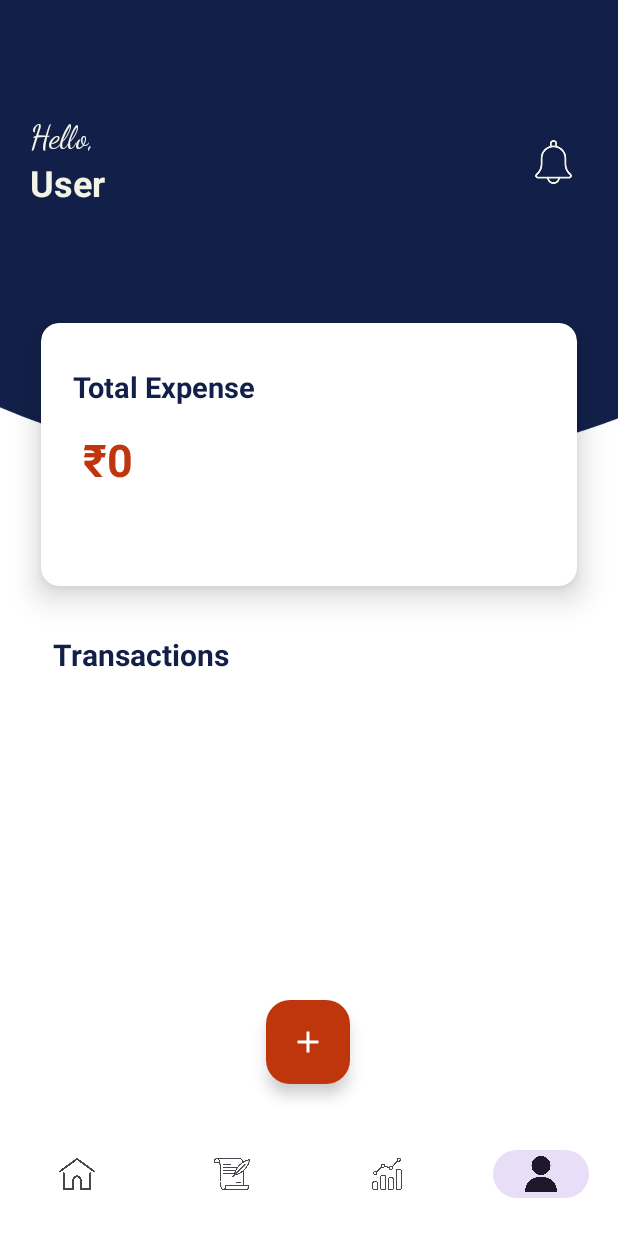
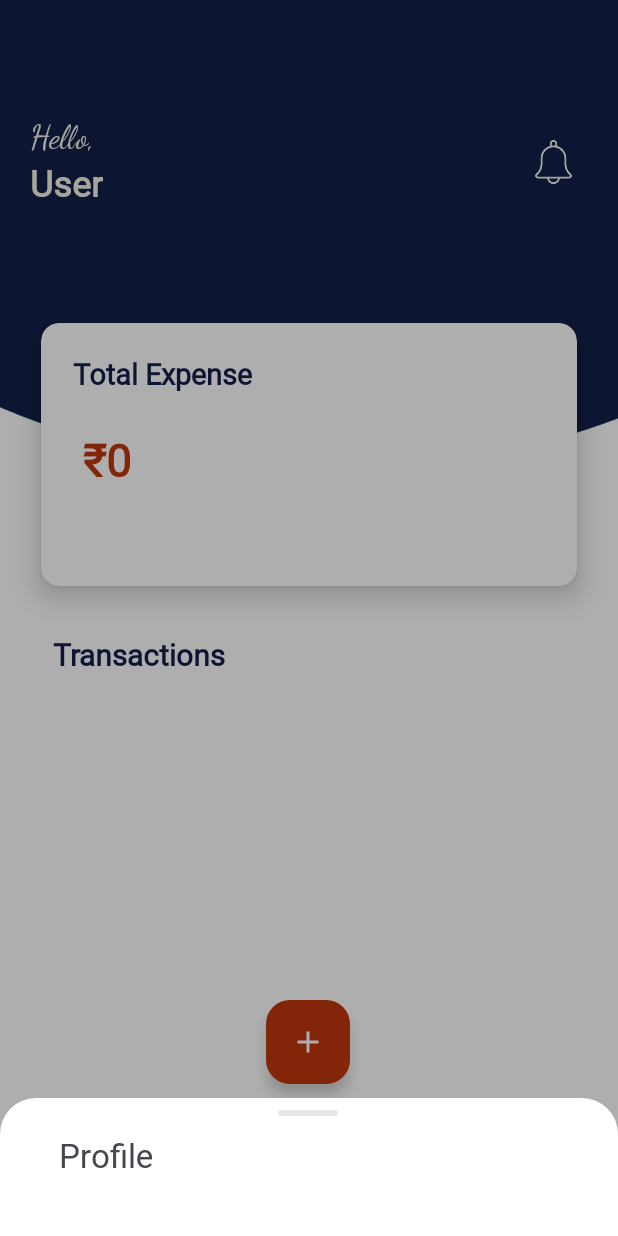
Before and after one commit to harpreet-03/MyBudget, an Android app: the HomeDashBoard screen opened directly, with no data from a screen before it, item 4 of the bottom bar chosen, on a phone screen of 412 x 824 dp. Run offline under Robolectric (Android 15) with nearby library versions, the phone set to English and light mode, and no system bars.

Commit message:
Updated font style

```diff
--- a/app/src/main/java/com/example/mybudget/HomeDashBoard.kt
+++ b/app/src/main/java/com/example/mybudget/HomeDashBoard.kt
@@ -84,7 +84,8 @@ class HomeDashBoard : AppCompatActivity() {
                 }
                 R.id.nav_profile -> {
                     // TODO: Add Profile activity if needed
-                    Toast.makeText(this, "Profile Updating soon!", Toast.LENGTH_SHORT).show()
+                    val bottomSheet = ProfileBottomSheetFragment()
+                    bottomSheet.show(supportFragmentManager, bottomSheet.tag)
                     true
                 }
                 else -> false
--- /dev/null
+++ b/app/src/main/java/com/example/mybudget/ProfileBottomSheetFragment.kt
@@ -0,0 +1,16 @@
+package com.example.mybudget
+
+import android.os.Bundle
+import android.view.LayoutInflater
+import android.view.View
+import android.view.ViewGroup
+import com.google.android.material.bottomsheet.BottomSheetDialogFragment
+
+class ProfileBottomSheetFragment : BottomSheetDialogFragment() {
+    override fun onCreateView(
+        inflater: LayoutInflater, container: ViewGroup?,
+        savedInstanceState: Bundle?
+    ): View {
+        return inflater.inflate(R.layout.bottom_sheet_profile, container, false)
+    }
+}
--- /dev/null
+++ b/app/src/main/res/drawable/circle_bg.xml
@@ -0,0 +1,5 @@
+<shape xmlns:android="http://schemas.android.com/apk/res/android"
+    android:shape="oval">
+    <solid android:color="#FFFFFF" />
+    <stroke android:width="2dp" android:color="#CCCCCC" />
+</shape>
--- /dev/null
+++ b/app/src/main/res/drawable/drag_handle.xml
@@ -0,0 +1,5 @@
+<shape xmlns:android="http://schemas.android.com/apk/res/android"
+    android:shape="rectangle">
+    <corners android:radius="8dp" />
+    <solid android:color="@android:color/darker_gray" />
+</shape>
--- /dev/null
+++ b/app/src/main/res/drawable/ic_phone.xml
@@ -0,0 +1,5 @@
+<vector xmlns:android="http://schemas.android.com/apk/res/android" android:height="24dp" android:tint="#000000" android:viewportHeight="24" android:viewportWidth="24" android:width="24dp">
+
+    <path android:fillColor="@android:color/white" android:pathData="M20,15.5c-1.25,0 -2.45,-0.2 -3.57,-0.57 -0.35,-0.11 -0.74,-0.03 -1.02,0.24l-2.2,2.2c-2.83,-1.44 -5.15,-3.75 -6.59,-6.59l2.2,-2.21c0.28,-0.26 0.36,-0.65 0.25,-1C8.7,6.45 8.5,5.25 8.5,4c0,-0.55 -0.45,-1 -1,-1H4c-0.55,0 -1,0.45 -1,1 0,9.39 7.61,17 17,17 0.55,0 1,-0.45 1,-1v-3.5c0,-0.55 -0.45,-1 -1,-1zM21,6h-3V3h-2v3h-3v2h3v3h2V8h3z"/>
+
+</vector>
--- /dev/null
+++ b/app/src/main/res/drawable/rounded_sheet_bg.xml
@@ -0,0 +1,5 @@
+<shape xmlns:android="http://schemas.android.com/apk/res/android"
+    android:shape="rectangle">
+    <solid android:color="@android:color/white"/>
+    <corners android:topLeftRadius="24dp" android:topRightRadius="24dp"/>
+</shape>
--- a/app/src/main/res/layout/activity_home_dash_board.xml
+++ b/app/src/main/res/layout/activity_home_dash_board.xml
@@ -102,8 +102,8 @@
 
             <TextView
                 android:id="@+id/textView2"
-                android:layout_width="244dp"
-                android:layout_height="35dp"
+                android:layout_width="242dp"
+                android:layout_height="42dp"
                 android:padding="5dp"
                 android:text="Total Expense"
                 android:textColor="#122049"
@@ -114,7 +114,7 @@
                 app:layout_constraintHorizontal_bias="0.141"
                 app:layout_constraintStart_toStartOf="parent"
                 app:layout_constraintTop_toTopOf="parent"
-                app:layout_constraintVertical_bias="0.164" />
+                app:layout_constraintVertical_bias="0.109" />
 
         </androidx.constraintlayout.widget.ConstraintLayout>
 
--- /dev/null
+++ b/app/src/main/res/layout/bottom_sheet_profile.xml
@@ -0,0 +1,56 @@
+<?xml version="1.0" encoding="utf-8"?>
+<ScrollView xmlns:android="http://schemas.android.com/apk/res/android"
+    xmlns:app="http://schemas.android.com/apk/res-auto"
+    xmlns:tools="http://schemas.android.com/tools"
+    android:layout_width="match_parent"
+    android:layout_height="wrap_content"
+    android:background="@drawable/rounded_sheet_bg"
+    android:layout_margin="10dp"
+    android:paddingTop="8dp"
+    android:paddingBottom="24dp"
+    android:clipToPadding="false">
+
+    <androidx.constraintlayout.widget.ConstraintLayout
+        android:layout_width="match_parent"
+        android:layout_height="wrap_content"
+        android:orientation="vertical"
+        android:paddingHorizontal="24dp"
+        android:gravity="center_horizontal">
+
+        <!-- Drag handle (hyphen) -->
+
+        <View
+            android:layout_width="40dp"
+            android:layout_height="4dp"
+            android:layout_gravity="center"
+            android:alpha="0.3"
+            android:background="@drawable/drag_handle"
+            android:backgroundTint="@android:color/darker_gray"
+            android:clipToOutline="true"
+            app:layout_constraintBottom_toBottomOf="parent"
+            app:layout_constraintEnd_toEndOf="parent"
+            app:layout_constraintHorizontal_bias="0.498"
+            app:layout_constraintStart_toStartOf="parent"
+            app:layout_constraintTop_toTopOf="parent"
+            app:layout_constraintVertical_bias="0.0" />
+
+        <TextView
+            android:id="@+id/textView5"
+            android:layout_width="wrap_content"
+            android:layout_height="wrap_content"
+            android:layout_margin="10dp"
+            android:text="Profile"
+            android:padding="5dp"
+            android:textSize="22sp"
+            app:layout_constraintBottom_toBottomOf="parent"
+            app:layout_constraintEnd_toEndOf="parent"
+            app:layout_constraintHorizontal_bias="0.0"
+            app:layout_constraintStart_toStartOf="parent"
+            app:layout_constraintTop_toTopOf="parent"
+            app:layout_constraintVertical_bias="1.0" />
+
+
+
+
+    </androidx.constraintlayout.widget.ConstraintLayout>
+</ScrollView>
--- a/app/src/main/res/values-night/themes.xml
+++ b/app/src/main/res/values-night/themes.xml
@@ -3,5 +3,6 @@
     <style name="Base.Theme.MyBudget" parent="Theme.Material3.DayNight.NoActionBar">
         <!-- Customize your dark theme here. -->
         <!-- <item name="colorPrimary">@color/my_dark_primary</item> -->
+        <item name="android:fontFamily">@font/sf_pro_regular</item>
     </style>
 </resources>
--- a/app/src/main/res/values/themes.xml
+++ b/app/src/main/res/values/themes.xml
@@ -1,8 +1,12 @@
 <resources xmlns:tools="http://schemas.android.com/tools">
-    <!-- Base application theme. -->
+
+    <!-- Base application theme -->
     <style name="Base.Theme.MyBudget" parent="Theme.Material3.DayNight.NoActionBar">
-        <!-- Customize your light theme here. -->
-        <!-- <item name="colorPrimary">@color/my_light_primary</item> -->
+        <!-- Set default font family -->
+        <item name="android:fontFamily">@font/sf_pro_regular</item>
     </style>
+
+    <!-- App Theme -->
     <style name="Theme.MyBudget" parent="Base.Theme.MyBudget" />
+
 </resources>
```
Also changed, not shown: 2 other files.
